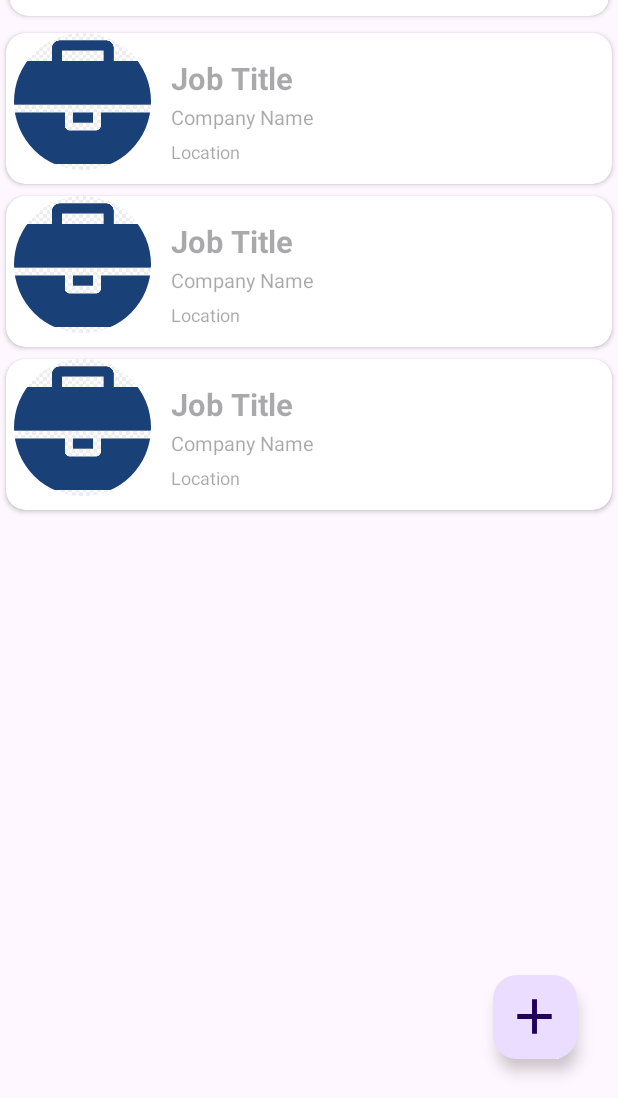
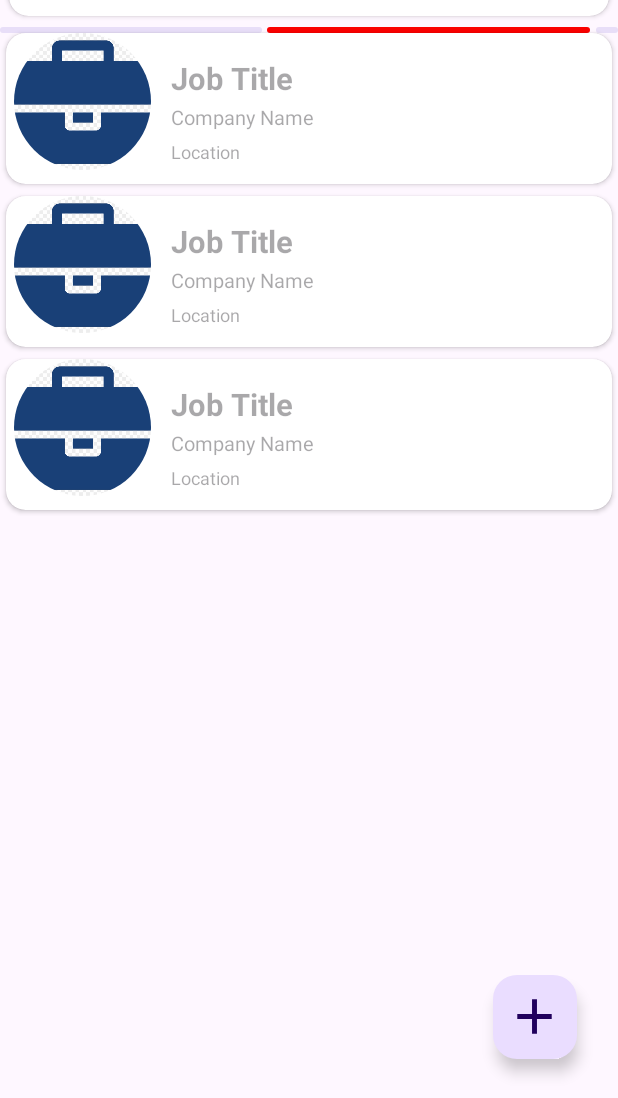
Before and after one commit to DevP-ai/OpportunityOwl, an Android app: the layout fragment_job.xml on its own in the app's theme, with its tools: preview values and no code run, on a phone screen of 412 x 824 dp, the part 138-1236 px from its top. Run offline under Robolectric (Android 15) with nearby library versions, the phone set to English and light mode, and no system bars.

Commit message:
Linear Progress bar implemented on Job Fragment

```diff
--- a/app/src/main/java/com/patar_dev/opportunityowl/fragment/JobFragment.kt
+++ b/app/src/main/java/com/patar_dev/opportunityowl/fragment/JobFragment.kt
@@ -45,10 +45,11 @@ class JobFragment : Fragment() {
         binding.jobUpdateFab.setOnClickListener {
             findNavController().navigate(R.id.action_jobFragment_to_jobUpdateFragment)
         }
-
+         binding.lineProgressBar.visibility=View.VISIBLE
         jobsViewModel.userJobPost.observe(viewLifecycleOwner, { jobList ->
             jobListAdapter = JobListAdapter(jobList,this)
             binding.jobRecyclerView.adapter = jobListAdapter
+            binding.lineProgressBar.visibility=View.GONE
         })
 
     }
--- a/app/src/main/res/layout/fragment_job.xml
+++ b/app/src/main/res/layout/fragment_job.xml
@@ -52,6 +52,17 @@
 
             </androidx.cardview.widget.CardView>
 
+            <com.google.android.material.progressindicator.LinearProgressIndicator
+                android:id="@+id/lineProgressBar"
+                android:layout_width="match_parent"
+                android:layout_height="wrap_content"
+                android:indeterminate="true"
+                app:layout_constraintEnd_toEndOf="@id/card"
+                app:layout_constraintStart_toStartOf="@id/card"
+                app:layout_constraintTop_toBottomOf="@id/card"
+                app:indicatorColor="@color/red"
+                android:visibility="visible"/>
+
             <androidx.recyclerview.widget.RecyclerView
                 android:id="@+id/jobRecyclerView"
                 android:layout_width="match_parent"
```
